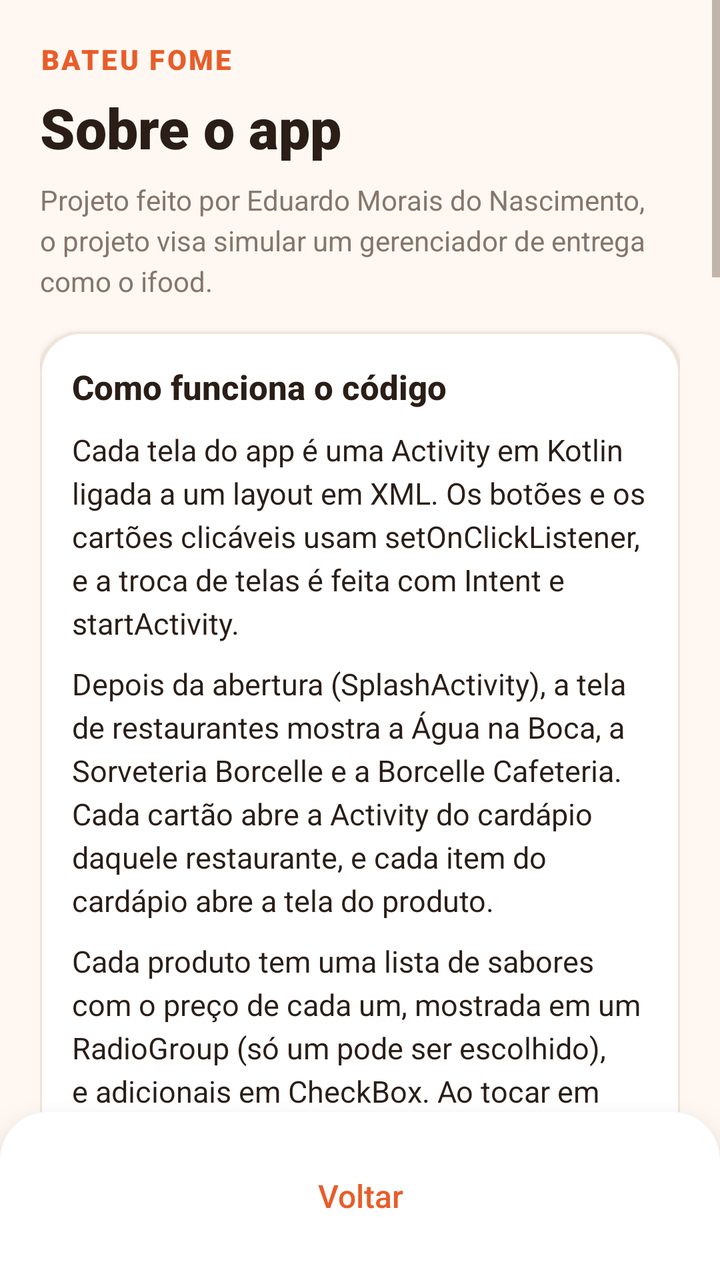
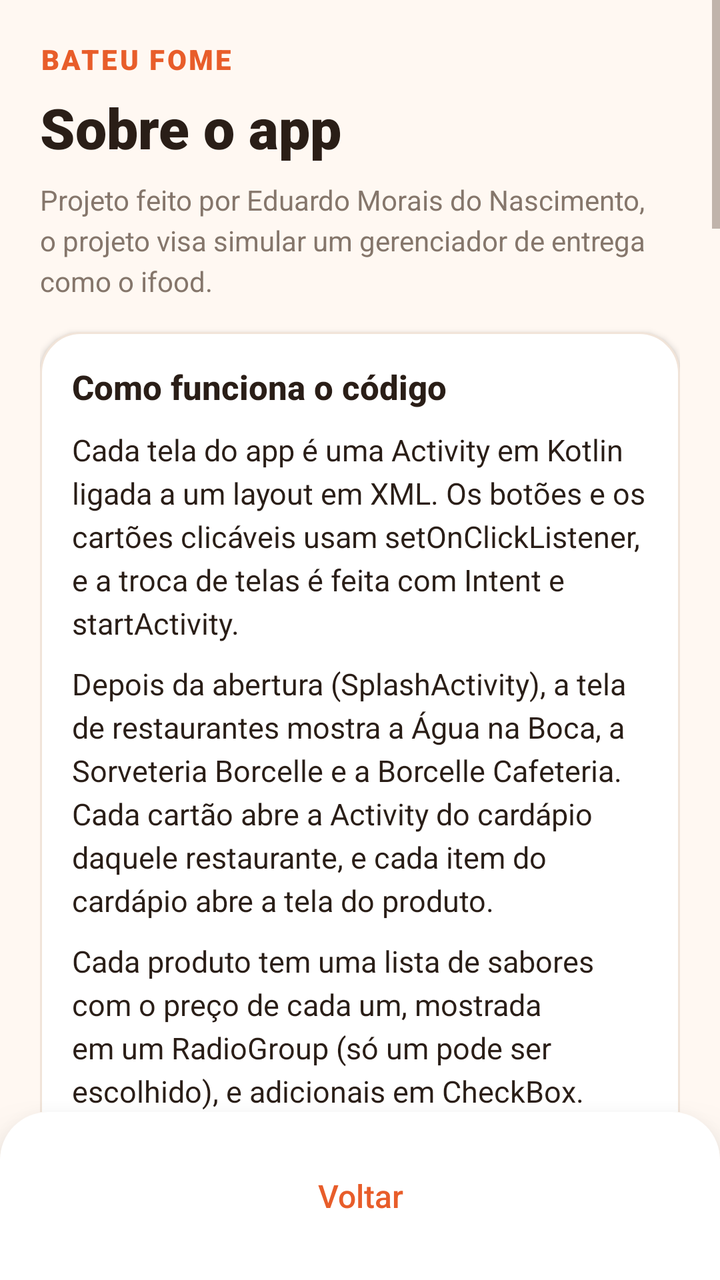

Before-and-after screenshots of an Android layout around one commit, followed by the original layout XML and the change that was made.
<!-- AndroidManifest.xml: application theme Theme.Delivery -->
<!-- res/layout/activity_sobre.xml -->
<?xml version="1.0" encoding="utf-8"?>
<LinearLayout xmlns:android="http://schemas.android.com/apk/res/android"
    android:layout_width="match_parent"
    android:layout_height="match_parent"
    android:orientation="vertical"
    android:background="@color/fundo">

    <ScrollView
        android:layout_width="match_parent"
        android:layout_height="0dp"
        android:layout_weight="1"
        android:clipToPadding="false">

        <LinearLayout
            android:layout_width="match_parent"
            android:layout_height="wrap_content"
            android:orientation="vertical"
            android:padding="20dp"
            android:paddingTop="28dp">

            <TextView
                style="@style/Texto.Marca"
                android:layout_width="wrap_content"
                android:layout_height="wrap_content"
                android:text="@string/app_name" />

            <TextView
                style="@style/Texto.TituloGrande"
                android:layout_width="wrap_content"
                android:layout_height="wrap_content"
                android:layout_marginTop="6dp"
                android:text="Sobre o app" />

            <TextView
                style="@style/Texto.Suave"
                android:layout_width="match_parent"
                android:layout_height="wrap_content"
                android:layout_marginTop="8dp"
                android:lineSpacingExtra="4dp"
                android:text="Projeto feito por Eduardo Morais do Nascimento, o projeto visa simular um gerenciador de entrega como o ifood." />

            <LinearLayout
                style="@style/Cartao"
                android:layout_width="match_parent"
                android:layout_height="wrap_content"
                android:layout_marginTop="16dp"
                android:orientation="vertical">

                <TextView
                    style="@style/Texto.Secao"
                    android:layout_width="wrap_content"
                    android:layout_height="wrap_content"
                    android:text="Como funciona o código" />

                <TextView
                    style="@style/Texto"
                    android:layout_width="match_parent"
                    android:layout_height="wrap_content"
                    android:layout_marginTop="10dp"
                    android:lineSpacingExtra="4dp"
                    android:text="Cada tela do app é uma Activity em Kotlin ligada a um layout em XML. Os botões e os cartões clicáveis usam setOnClickListener, e a troca de telas é feita com Intent e startActivity." />

                <TextView
                    style="@style/Texto"
                    android:layout_width="match_parent"
                    android:layout_height="wrap_content"
                    android:layout_marginTop="10dp"
                    android:lineSpacingExtra="4dp"
                    android:text="Depois da abertura (SplashActivity), a tela de restaurantes mostra a Água na Boca, a Sorveteria Borcelle e a Borcelle Cafeteria. Cada cartão abre a Activity do cardápio daquele restaurante, e cada item do cardápio abre a tela do produto." />

                <TextView
                    style="@style/Texto"
                    android:layout_width="match_parent"
                    android:layout_height="wrap_content"
                    android:layout_marginTop="10dp"
                    android:lineSpacingExtra="4dp"
                    android:text="Cada produto tem uma lista de sabores com o preço de cada um, mostrada em um RadioGroup (só um pode ser escolhido), e adicionais em CheckBox. Ao tocar em Adicionar ao carrinho, o código pega o preço do sabor escolhido, soma os adicionais marcados, monta a descrição e cria um ItemPedido com descrição, quantidade e preço. A quantidade é uma variável que os botões + e − aumentam ou diminuem (mínimo 1 e máximo 10)." />

                <TextView
                    style="@style/Texto"
                    android:layout_width="match_parent"
                    android:layout_height="wrap_content"
                    android:layout_marginTop="10dp"
                    android:lineSpacingExtra="4dp"
                    android:text="Os itens ficam guardados no objeto Carrinho, uma lista compartilhada entre todas as telas enquanto o app está aberto (não usa banco de dados). Ele é o mesmo para os três restaurantes, calcula o total e limpa o pedido no final. Os valores são formatados no padrão brasileiro, com vírgula." />

                <TextView
                    style="@style/Texto"
                    android:layout_width="match_parent"
                    android:layout_height="wrap_content"
                    android:layout_marginTop="10dp"
                    android:lineSpacingExtra="4dp"
                    android:text="O nome e o endereço da tela de entrega seguem para o comprovante com putExtra e getStringExtra, e o código de 4 dígitos para receber o pedido é sorteado com Random." />

                <TextView
                    style="@style/Texto"
                    android:layout_width="match_parent"
                    android:layout_height="wrap_content"
                    android:layout_marginTop="10dp"
                    android:lineSpacingExtra="4dp"
                    android:text="A tela de acompanhamento recebe o código do pedido pelo putExtra e simula o andamento da entrega: um Handler troca a etapa a cada 5 segundos (recebido, em preparo, saiu para entrega e entregue) e a ProgressBar avança junto. Se o usuário sair da tela, as trocas agendadas são canceladas no onDestroy. A abertura usa um Handler do mesmo jeito, por 2 segundos, e chama finish() para não aparecer de novo ao apertar voltar." />

                <TextView
                    style="@style/Texto"
                    android:layout_width="match_parent"
                    android:layout_height="wrap_content"
                    android:layout_marginTop="10dp"
                    android:lineSpacingExtra="4dp"
                    android:text="O visual usa o tema do Material Components, que já vem no projeto. As cores ficam em colors.xml, os estilos de textos, botões e cartões em styles.xml e themes.xml, e os cantos arredondados, os cartões e a barra de progresso são formas (shape) em XML na pasta drawable. Todas as fotos e logos ficam dentro do app, na pasta drawable-nodpi, então ele funciona sem internet." />
            </LinearLayout>

            <LinearLayout
                style="@style/Cartao"
                android:layout_width="match_parent"
                android:layout_height="wrap_content"
                android:layout_marginTop="16dp"
                android:orientation="vertical">

                <TextView
                    style="@style/Texto.Secao"
                    android:layout_width="wrap_content"
                    android:layout_height="wrap_content"
                    android:text="Como funciona para o usuário" />

                <TextView
                    style="@style/Texto"
                    android:layout_width="match_parent"
                    android:layout_height="wrap_content"
                    android:layout_marginTop="10dp"
                    android:lineSpacingExtra="4dp"
                    android:text="O app começa com uma tela de abertura com os restaurantes parceiros e, depois de alguns segundos, mostra a tela de restaurantes sozinho." />

                <TextView
                    style="@style/Texto"
                    android:layout_width="match_parent"
                    android:layout_height="wrap_content"
                    android:layout_marginTop="10dp"
                    android:lineSpacingExtra="4dp"
                    android:text="Ao escolher um restaurante, o usuário vê o cardápio com foto, descrição e preço inicial de cada item: a Água na Boca tem 9 opções, e a Sorveteria Borcelle e a Borcelle Cafeteria têm 4 cada. Na tela do produto, ele escolhe o sabor, os adicionais e a quantidade e toca em Adicionar ao carrinho. O item é guardado e ele volta ao cardápio para pedir mais coisas, inclusive de outro restaurante." />

                <TextView
                    style="@style/Texto"
                    android:layout_width="match_parent"
                    android:layout_height="wrap_content"
                    android:layout_marginTop="10dp"
                    android:lineSpacingExtra="4dp"
                    android:text="Em Ver carrinho, ele confere todos os itens e o total do pedido. Ao tocar em Finalizar pedido, informa o nome e o endereço de entrega (os dois são obrigatórios). O app mostra o comprovante com o resumo do pedido e um código de 4 dígitos para receber a entrega. Em Acompanhar pedido, ele vê o pedido passar pelas etapas até ser entregue, e Fazer novo pedido volta para a tela de restaurantes." />
            </LinearLayout>

            <TextView
                style="@style/Texto"
                android:layout_width="match_parent"
                android:layout_height="wrap_content"
                android:layout_marginTop="20dp"
                android:gravity="center"
                android:text="E se baseia nisso o projeto." />

            <TextView
                style="@style/Texto.Titulo"
                android:layout_width="match_parent"
                android:layout_height="wrap_content"
                android:layout_marginTop="4dp"
                android:gravity="center"
                android:text="Obrigado!"
                android:textColor="@color/primaria" />

            <TextView
                style="@style/Texto.Suave"
                android:layout_width="match_parent"
                android:layout_height="wrap_content"
                android:layout_marginTop="8dp"
                android:gravity="center"
                android:text="Versão 1.0"
                android:textStyle="italic" />
        </LinearLayout>

    </ScrollView>

    <LinearLayout
        style="@style/BarraInferior"
        android:layout_width="match_parent"
        android:layout_height="wrap_content"
        android:orientation="vertical">
        <Button
            android:id="@+id/btnVoltar"
            style="@style/Botao.Secundario"
            android:layout_width="match_parent"
            android:layout_height="wrap_content"
            android:text="Voltar" />
    </LinearLayout>
</LinearLayout>
<!-- resources referenced by this layout -->
<resources>
  <color name="fundo">#FFF8F2</color>
  <color name="primaria">#E85D2A</color>
  <string name="app_name">Bateu Fome</string>
  <style name="BarraInferior">
          <item name="android:background">@drawable/bg_barra_inferior</item>
          <item name="android:elevation">16dp</item>
          <item name="android:paddingStart">20dp</item>
          <item name="android:paddingEnd">20dp</item>
          <item name="android:paddingTop">14dp</item>
          <item name="android:paddingBottom">14dp</item>
      </style>
  <style name="Cartao">
          <item name="android:background">@drawable/bg_cartao</item>
          <item name="android:elevation">2dp</item>
          <item name="android:padding">16dp</item>
      </style>
  <style name="Texto">
          <item name="android:textColor">@color/texto</item>
          <item name="android:textSize">15sp</item>
      </style>
  <style name="Texto.Marca">
          <item name="android:textColor">@color/primaria</item>
          <item name="android:textSize">14sp</item>
          <item name="android:fontFamily">sans-serif-black</item>
          <item name="android:letterSpacing">0.08</item>
          <item name="android:textAllCaps">true</item>
      </style>
  <style name="Texto.Secao">
          <item name="android:textSize">17sp</item>
          <item name="android:fontFamily">sans-serif-medium</item>
          <item name="android:textStyle">bold</item>
      </style>
  <style name="Texto.Suave">
          <item name="android:textColor">@color/texto_suave</item>
          <item name="android:textSize">14sp</item>
      </style>
  <style name="Texto.Titulo">
          <item name="android:textSize">20sp</item>
          <item name="android:fontFamily">sans-serif-black</item>
      </style>
  <style name="Texto.TituloGrande">
          <item name="android:textSize">28sp</item>
          <item name="android:fontFamily">sans-serif-black</item>
      </style>
  <!-- drawable bg_barra_inferior (drawable) -->
  <?xml version="1.0" encoding="utf-8"?>
  <shape xmlns:android="http://schemas.android.com/apk/res/android"
      android:shape="rectangle">
      <solid android:color="@color/superficie" />
      <corners android:topLeftRadius="24dp" android:topRightRadius="24dp" />
  </shape>
  <color name="superficie">#FFFFFF</color>
  <!-- drawable bg_cartao (drawable) -->
  <?xml version="1.0" encoding="utf-8"?>
  <shape xmlns:android="http://schemas.android.com/apk/res/android"
      android:shape="rectangle">
      <solid android:color="@color/superficie" />
      <corners android:radius="20dp" />
      <stroke android:width="1dp" android:color="@color/linha" />
  </shape>
  <color name="texto">#2A1E17</color>
  <color name="texto_suave">#85766B</color>
  <color name="primaria_escura">#C94A1C</color>
  <color name="branco">#FFFFFF</color>
  <style name="Botao.Principal" parent="Widget.MaterialComponents.Button.UnelevatedButton">
          <item name="backgroundTint">@color/primaria</item>
          <item name="android:textColor">@color/branco</item>
          <item name="cornerRadius">16dp</item>
          <item name="android:textAllCaps">false</item>
          <item name="android:textSize">16sp</item>
          <item name="android:fontFamily">sans-serif-medium</item>
          <item name="android:letterSpacing">0</item>
          <item name="android:minHeight">56dp</item>
          <item name="android:insetTop">0dp</item>
          <item name="android:insetBottom">0dp</item>
      </style>
  <color name="linha">#F1E4D9</color>
  <!-- unchanged entries left out for length: 2 -->
</resources>

<!-- the commit's change to res/layout/activity_sobre.xml (unified diff, before → after) -->
@@ -2,8 +2,7 @@
 <LinearLayout xmlns:android="http://schemas.android.com/apk/res/android"
     android:layout_width="match_parent"
     android:layout_height="match_parent"
-    android:orientation="vertical"
-    android:background="@color/fundo">
+    android:orientation="vertical">
 
     <ScrollView
         android:layout_width="match_parent"
@@ -74,7 +73,7 @@
                     android:layout_height="wrap_content"
                     android:layout_marginTop="10dp"
                     android:lineSpacingExtra="4dp"
-                    android:text="Cada produto tem uma lista de sabores com o preço de cada um, mostrada em um RadioGroup (só um pode ser escolhido), e adicionais em CheckBox. Ao tocar em Adicionar ao carrinho, o código pega o preço do sabor escolhido, soma os adicionais marcados, monta a descrição e cria um ItemPedido com descrição, quantidade e preço. A quantidade é uma variável que os botões + e − aumentam ou diminuem (mínimo 1 e máximo 10)." />
+                    android:text="Cada produto tem uma lista de sabores com o preço de cada um, mostrada em um RadioGroup (só um pode ser escolhido), e adicionais em CheckBox. Ao tocar em Adicionar ao carrinho, o código pega o preço do sabor escolhido, soma os adicionais marcados, monta a descrição e cria um ItemPedido com descrição, quantidade e preço. A quantidade é uma variável que os botões + e − aumentam ou diminuem (mínimo 1 e máximo 10). Cada mudança de sabor, adicional ou quantidade chama a função atualizarValor(), que mostra no próprio botão quanto o item vai custar. A quantidade é guardada no onSaveInstanceState, para não voltar a 1 se o celular for girado." />
 
                 <TextView
                     style="@style/Texto"
@@ -82,7 +81,7 @@
                     android:layout_height="wrap_content"
                     android:layout_marginTop="10dp"
                     android:lineSpacingExtra="4dp"
-                    android:text="Os itens ficam guardados no objeto Carrinho, uma lista compartilhada entre todas as telas enquanto o app está aberto (não usa banco de dados). Ele é o mesmo para os três restaurantes, calcula o total e limpa o pedido no final. Os valores são formatados no padrão brasileiro, com vírgula." />
+                    android:text="Os itens ficam guardados no objeto Carrinho, uma lista compartilhada entre todas as telas enquanto o app está aberto (não usa banco de dados). Ele é o mesmo para os três restaurantes, calcula o total e limpa o pedido no final. Os valores são formatados no padrão brasileiro, com vírgula. Os cardápios atualizam o botão do carrinho no onResume, que roda sempre que a tela volta a aparecer, mostrando quantos itens já foram escolhidos e o total. Na tela do carrinho, um AlertDialog lista os itens para remover um deles ou esvaziar tudo." />
 
                 <TextView
                     style="@style/Texto"
@@ -90,7 +89,7 @@
                     android:layout_height="wrap_content"
                     android:layout_marginTop="10dp"
                     android:lineSpacingExtra="4dp"
-                    android:text="O nome e o endereço da tela de entrega seguem para o comprovante com putExtra e getStringExtra, e o código de 4 dígitos para receber o pedido é sorteado com Random." />
+                    android:text="O nome, o endereço, a forma de pagamento (um RadioGroup) e o resumo dos itens seguem da tela de entrega para o comprovante com putExtra, e o código de 4 dígitos para receber o pedido é sorteado com Random. O carrinho é limpo na confirmação e a tela de entrega chama finish(), assim não dá para confirmar o mesmo pedido de novo apertando voltar." />
 
                 <TextView
                     style="@style/Texto"
@@ -98,7 +97,7 @@
                     android:layout_height="wrap_content"
                     android:layout_marginTop="10dp"
                     android:lineSpacingExtra="4dp"
-                    android:text="A tela de acompanhamento recebe o código do pedido pelo putExtra e simula o andamento da entrega: um Handler troca a etapa a cada 5 segundos (recebido, em preparo, saiu para entrega e entregue) e a ProgressBar avança junto. Se o usuário sair da tela, as trocas agendadas são canceladas no onDestroy. A abertura usa um Handler do mesmo jeito, por 2 segundos, e chama finish() para não aparecer de novo ao apertar voltar." />
+                    android:text="A tela de acompanhamento recebe o código do pedido pelo putExtra e simula o andamento da entrega: um Handler troca a etapa a cada 5 segundos (recebido, em preparo, saiu para entrega e entregue) e a ProgressBar avança junto. A etapa atual também é guardada no onSaveInstanceState. Se o usuário sair da tela, as trocas agendadas são canceladas no onDestroy. A abertura usa um Handler do mesmo jeito, por 2 segundos, e chama finish() para não aparecer de novo ao apertar voltar." />
 
                 <TextView
                     style="@style/Texto"
@@ -136,7 +135,7 @@
                     android:layout_height="wrap_content"
                     android:layout_marginTop="10dp"
                     android:lineSpacingExtra="4dp"
-                    android:text="Ao escolher um restaurante, o usuário vê o cardápio com foto, descrição e preço inicial de cada item: a Água na Boca tem 9 opções, e a Sorveteria Borcelle e a Borcelle Cafeteria têm 4 cada. Na tela do produto, ele escolhe o sabor, os adicionais e a quantidade e toca em Adicionar ao carrinho. O item é guardado e ele volta ao cardápio para pedir mais coisas, inclusive de outro restaurante." />
+                    android:text="Ao escolher um restaurante, o usuário vê o cardápio com foto, descrição e preço inicial de cada item: a Água na Boca tem 9 opções, e a Sorveteria Borcelle e a Borcelle Cafeteria têm 4 cada. Na tela do produto, ele escolhe o sabor, os adicionais e a quantidade e já vê o valor no botão Adicionar ao carrinho. O item é guardado e ele volta ao cardápio para pedir mais coisas, inclusive de outro restaurante." />
 
                 <TextView
                     style="@style/Texto"
@@ -144,7 +143,7 @@
                     android:layout_height="wrap_content"
                     android:layout_marginTop="10dp"
                     android:lineSpacingExtra="4dp"
-                    android:text="Em Ver carrinho, ele confere todos os itens e o total do pedido. Ao tocar em Finalizar pedido, informa o nome e o endereço de entrega (os dois são obrigatórios). O app mostra o comprovante com o resumo do pedido e um código de 4 dígitos para receber a entrega. Em Acompanhar pedido, ele vê o pedido passar pelas etapas até ser entregue, e Fazer novo pedido volta para a tela de restaurantes." />
+                    android:text="Em Ver carrinho, ele confere todos os itens e o total do pedido, e pode remover o que não quiser mais. Ao tocar em Finalizar pedido, informa o nome e o endereço de entrega (os dois são obrigatórios) e escolhe se vai pagar com Pix, cartão ou dinheiro na entrega. O app mostra o comprovante com o resumo do pedido e um código de 4 dígitos para receber a entrega. Em Acompanhar pedido, ele vê o pedido passar pelas etapas até ser entregue, e Fazer novo pedido volta para a tela de restaurantes." />
             </LinearLayout>
 
             <TextView
@@ -170,7 +169,7 @@
                 android:layout_height="wrap_content"
                 android:layout_marginTop="8dp"
                 android:gravity="center"
-                android:text="Versão 1.0"
+                android:text="Versão 1.1"
                 android:textStyle="italic" />
         </LinearLayout>
 
